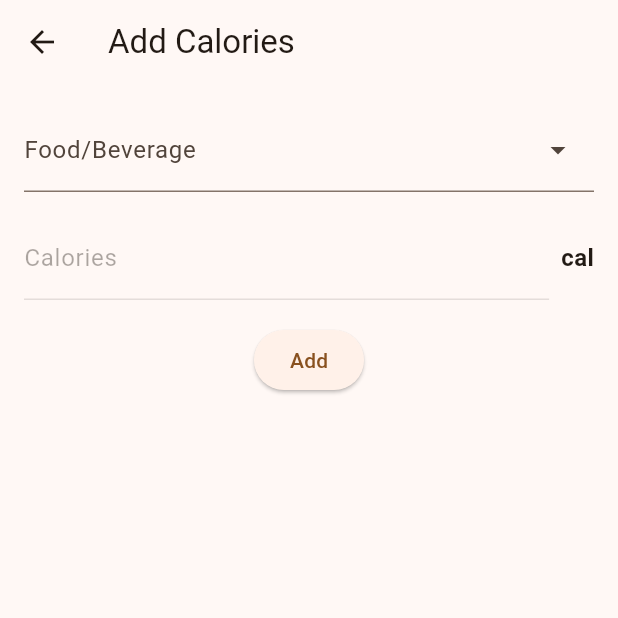
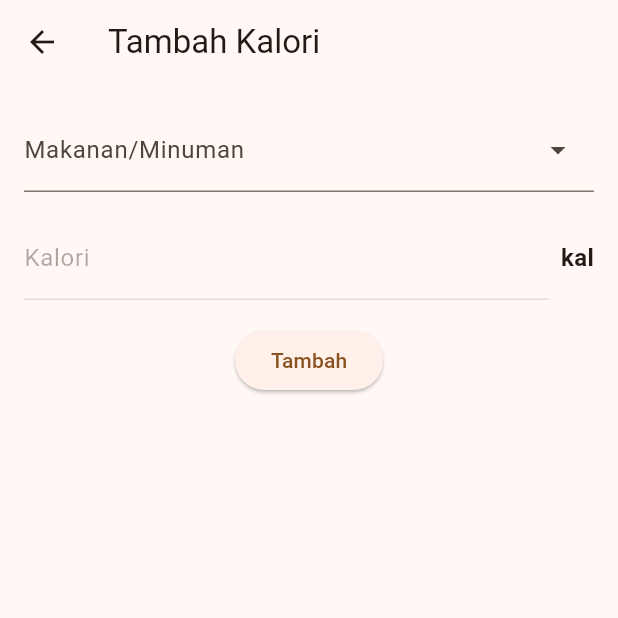
Before and after one commit to eunannana/HealthHub-STQA, a Flutter app: the AddCalories screen opened directly, on a phone screen of 412 x 824 dp, the top half of it. Run offline on Flutter 3.47's test engine with Material 2 defaults, Android fonts, the phone set to English and light mode, and no system bars; drawn by our look-alikes of dropdown_search; our stand-ins replace cloud_firestore, firebase_auth, firebase_core; accounts and stored records are empty.

Commit message:
membuat dokumentasi AddCalories, Calories, Sleep

```diff
--- a/lib/view/addCalories.dart
+++ b/lib/view/addCalories.dart
@@ -1,7 +1,20 @@
-// ignore_for_file: file_names
+/// Widget Flutter `AddCalories` ini bertanggung jawab untuk memungkinkan pengguna
+/// untuk menambahkan informasi tentang kalori, termasuk jenis makanan dan jumlah kalori.
+/// Widget ini menggunakan paket `dropdown_search` untuk menyediakan dropdown dengan kemampuan pencarian.
+///
+/// Pada widget ini, pengguna dapat memilih jenis makanan dari dropdown yang telah disediakan.
+/// Ketika memilih jenis makanan, widget ini secara otomatis memasukkan nilai kalori yang sesuai
+/// ke dalam input kalori. Jika pengguna ingin memasukkan jenis makanan yang tidak terdaftar,
+/// mereka dapat memilih opsi "Lainnya" dari dropdown dan memasukkan nilai kalori secara manual.
+///
+/// Setelah pengguna mengisi informasi yang diperlukan, mereka dapat mengklik tombol "Tambah" untuk
+/// mengirimkan data jenis makanan dan jumlah kalori yang telah dipilih kembali ke halaman sebelumnya
+/// menggunakan metode `Navigator.pop`.
+///
+/// Untuk menggunakan widget ini, cukup masukkan widget ini ke dalam pohon widget Flutter
+/// aplikasi Anda.
 
 import 'dart:convert';
-
 import 'package:dropdown_search/dropdown_search.dart';
 import 'package:flutter/material.dart';
 import 'package:healthhub/model/food_model.dart';
@@ -23,7 +36,7 @@ class _AddCaloriesState extends State<AddCalories> {
   Widget build(BuildContext context) {
     return Scaffold(
       appBar: AppBar(
-        title: const Text('Add Calories'),
+        title: const Text('Tambah Kalori'),
       ),
       body: Padding(
         padding: const EdgeInsets.all(16.0),
@@ -33,14 +46,13 @@ class _AddCaloriesState extends State<AddCalories> {
               mode: Mode.MENU, showClearButton: true,
               clearButton: const Icon(Icons.clear, size: Checkbox.width),
               showSelectedItems: true,
-
               items: _foods.map((food) => food.food).toList(),
               onChanged: _calculateCalories,
               selectedItem: _selectedFood,
               compareFn: (item, selectedItem) => item == selectedItem,
-              showSearchBox: true, // Show the search bar
+              showSearchBox: true, // Menampilkan kotak pencarian
               dropdownSearchDecoration: const InputDecoration(
-                labelText: "Food/Beverage",
+                labelText: "Makanan/Minuman",
               ),
             ),
             const SizedBox(height: 16.0),
@@ -51,14 +63,14 @@ class _AddCaloriesState extends State<AddCalories> {
                     controller: _caloriesController,
                     keyboardType: TextInputType.number,
                     decoration: const InputDecoration(
-                      labelText: 'Calories',
+                      labelText: 'Kalori',
                     ),
-                    enabled: _selectedFood == 'Others',
+                    enabled: _selectedFood == 'Lainnya',
                   ),
                 ),
                 const SizedBox(width: 8.0),
                 const Text(
-                  'cal',
+                  'kal',
                   style: TextStyle(
                     fontSize: 16.0,
                     fontWeight: FontWeight.bold,
@@ -69,16 +81,16 @@ class _AddCaloriesState extends State<AddCalories> {
             const SizedBox(height: 16.0),
             ElevatedButton(
               onPressed: () {
-                String? food = _selectedFood;
-                String calories = _caloriesController.text;
+                String? makanan = _selectedFood;
+                String kalori = _caloriesController.text;
 
-                // Validation
-                if (food != null && food.isNotEmpty && calories.isNotEmpty) {
-                  // Send the new data back to the previous page
-                  Navigator.pop(context, '$food - $calories');
+                // Validasi
+                if (makanan != null && makanan.isNotEmpty && kalori.isNotEmpty) {
+                  // Kirim data jenis makanan dan kalori yang dipilih kembali ke halaman sebelumnya
+                  Navigator.pop(context, '$makanan - $kalori');
                 }
               },
-              child: const Text('Add'),
+              child: const Text('Tambah'),
             ),
           ],
         ),
@@ -93,13 +105,14 @@ class _AddCaloriesState extends State<AddCalories> {
     super.dispose();
   }
 
+  /// Mengambil data makanan dari file JSON dan menginisialisasi daftar `_foods`.
   Future<void> fetchData() async {
-    // Load the JSON data from the assets
+    // Memuat data JSON dari aset
     String jsonData = await DefaultAssetBundle.of(context)
         .loadString('assets/foods_n_calories.json');
     List<dynamic> data = jsonDecode(jsonData);
 
-    // Parse the JSON data into FoodItem objects
+    // Mengurai data JSON menjadi objek FoodItem
     List<Food> foods = data.map((item) => Food.fromJson(item)).toList();
 
     setState(() {
@@ -113,12 +126,13 @@ class _AddCaloriesState extends State<AddCalories> {
     fetchData();
   }
 
-  void _calculateCalories(String? food) {
+  /// Menghitung dan memperbarui nilai kalori berdasarkan item makanan yang dipilih.
+  void _calculateCalories(String? makanan) {
     setState(() {
-      _selectedFood = food;
+      _selectedFood = makanan;
 
       if (_selectedFood != null) {
-        // Find the selected food in the list and get its calories
+        // Temukan makanan yang dipilih dalam daftar dan dapatkan kalorinya
         Food selectedFoodItem =
             _foods.firstWhere((item) => item.food == _selectedFood);
         _calories = selectedFoodItem.calories;
--- a/lib/view/calories.dart
+++ b/lib/view/calories.dart
@@ -1,4 +1,13 @@
-// ignore_for_file: library_private_types_in_public_api
+/// Widget Flutter `Calories` ini digunakan untuk menampilkan dan mengelola data
+/// kalori harian pengguna. Widget ini memungkinkan pengguna untuk menambah, menghapus,
+/// dan menghitung total kalori yang dikonsumsi dalam sehari.
+///
+/// Widget ini juga menyediakan tombol "Simpan" untuk menyimpan total kalori yang dihitung
+/// ke dalam database, sehingga pengguna dapat melacak konsumsi kalori harian mereka.
+///
+/// Untuk menggunakan widget ini, cukup masukkan widget ini ke dalam pohon widget Flutter
+/// aplikasi Anda. Widget ini membutuhkan tiga parameter wajib: `userId` (ID pengguna),
+/// `date` (tanggal untuk data kalori), dan `refreshData` (fungsi untuk mereset data).
 
 import 'package:cloud_firestore/cloud_firestore.dart';
 import 'package:flutter/material.dart';
@@ -16,6 +25,7 @@ class Calories extends StatefulWidget {
       required this.refreshData,
       required this.date})
       : super(key: key);
+
   @override
   _CaloriesState createState() => _CaloriesState();
 }
@@ -31,11 +41,12 @@ class _CaloriesState extends State<Calories> {
   Map<String, dynamic> caloriesDataMap = {};
 
   double totalCalories = 0;
+
   @override
   Widget build(BuildContext context) {
     return Scaffold(
       appBar: AppBar(
-        title: const Text('Calories View'),
+        title: const Text('Tampilan Kalori'),
       ),
       body: Column(
         crossAxisAlignment: CrossAxisAlignment.start,
@@ -46,13 +57,13 @@ class _CaloriesState extends State<Calories> {
               mainAxisAlignment: MainAxisAlignment.spaceBetween,
               children: [
                 Text(
-                  'Total Calories: ${calculateTotalCalories().toStringAsFixed(1)}',
+                  'Total Kalori: ${calculateTotalCalories().toStringAsFixed(1)}',
                   style: const TextStyle(
                       fontSize: 18, fontWeight: FontWeight.bold),
                 ),
                 ElevatedButton(
                   onPressed: () => _saveTotalCalories(context),
-                  child: const Text('Save'),
+                  child: const Text('Simpan'),
                 ),
               ],
             ),
@@ -90,7 +101,7 @@ class _CaloriesState extends State<Calories> {
                   child: Card(
                     child: ListTile(
                       title: Text(food),
-                      subtitle: Text('$calories cal'),
+                      subtitle: Text('$calories kal'),
                       trailing: const Icon(
                         Icons.swipe_left_alt,
                         color: Color.fromARGB(70, 211, 67, 57),
@@ -114,7 +125,7 @@ class _CaloriesState extends State<Calories> {
     double total = 0;
     for (String data in caloriesData) {
       List<String> splittedData = data.split(' - ');
-      String calories = splittedData[1].replaceAll(' cal', '');
+      String calories = splittedData[1].replaceAll(' kal', '');
       total += double.parse(calories);
     }
     return total;
@@ -192,7 +203,7 @@ class _CaloriesState extends State<Calories> {
     Navigator.pop(context, true);
 
     ScaffoldMessenger.of(context).showSnackBar(
-      const SnackBar(content: Text('Total calories saved')),
+      const SnackBar(content: Text('Total kalori disimpan')),
     );
   }
 }
```
Also changed, not shown: lib/view/sleep.dart (+20 -1 lines).
